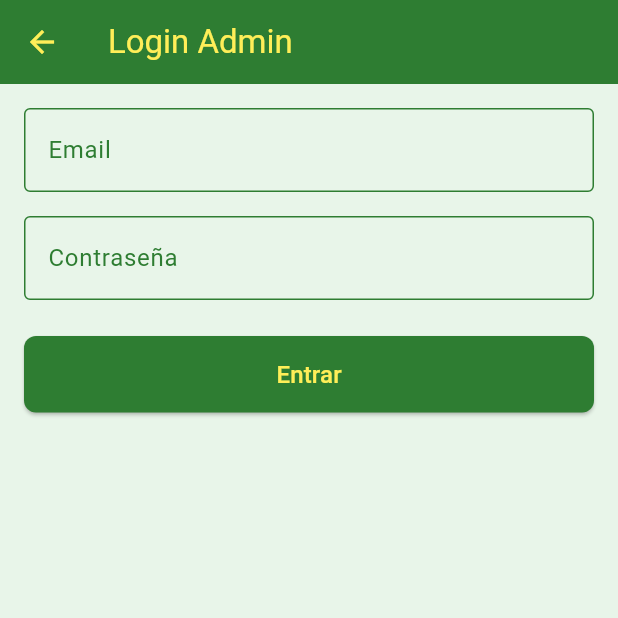
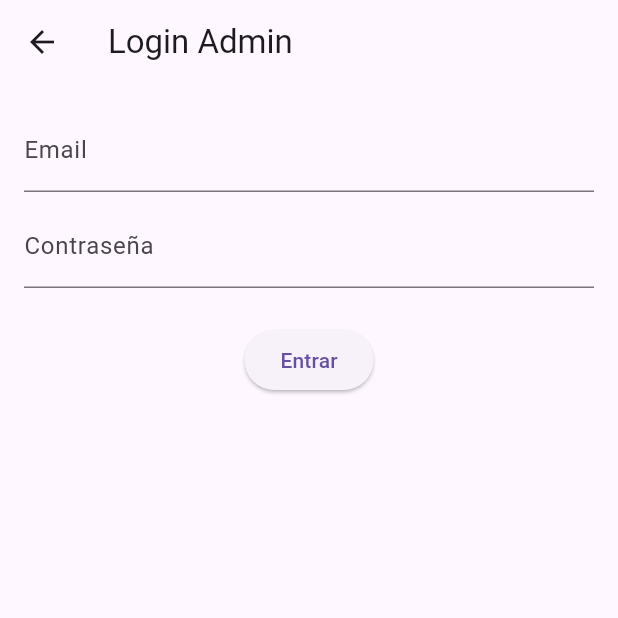
Before and after one commit to Fabioodom/appemails, a Flutter app: the LoginScreen screen opened by its route, on a phone screen of 412 x 824 dp, the top half of it. Run offline on Flutter 3.47's test engine with Material 3 defaults, Android fonts, the phone set to English and light mode, and no system bars; our stand-ins replace cloud_firestore, firebase_auth, firebase_core, shared_preferences; missing offline and left inert: firebase_auth_web; accounts and stored records are empty.

Commit message:
prueba11

```diff
--- a/lib/screens/login_screen.dart
+++ b/lib/screens/login_screen.dart
@@ -1,11 +1,8 @@
 // lib/screens/login_screen.dart
 
 import 'package:flutter/material.dart';
-import 'package:firebase_core/firebase_core.dart';
+import 'package:firebase_auth/firebase_auth.dart';
 import 'package:cloud_firestore/cloud_firestore.dart';
-import 'package:firebase_auth/firebase_auth.dart';
-import '../utils/validators.dart';
-import '../../firebase_options.dart'; // Ajusta la ruta según tu estructura
 
 class LoginScreen extends StatefulWidget {
   @override
@@ -13,26 +10,9 @@ class LoginScreen extends StatefulWidget {
 }
 
 class _LoginScreenState extends State<LoginScreen> {
-  final _formKey = GlobalKey<FormState>();
   final _emailCtrl = TextEditingController();
-  final _passCtrl = TextEditingController();
+  final _passCtrl  = TextEditingController();
   bool _loading = false;
-
-  late final Future<FirebaseApp> _initFirebase;
-
-  // Colores del estilo de la app
-  static const Color _kGreen      = Color(0xFF2E7D32);
-  static const Color _kLightGreen = Color(0xFFE8F5E9);
-  static const Color _kYellow     = Color(0xFFFFEE58);
-
-  @override
-  void initState() {
-    super.initState();
-    // Inicializamos Firebase
-    _initFirebase = Firebase.initializeApp(
-      options: DefaultFirebaseOptions.currentPlatform,
-    );
-  }
 
   @override
   void dispose() {
@@ -42,161 +22,81 @@ class _LoginScreenState extends State<LoginScreen> {
   }
 
   Future<void> _login() async {
-    // 1) Validar formulario de forma segura
-    final form = _formKey.currentState;
-    if (form == null || !form.validate()) return;
-
     setState(() => _loading = true);
 
     try {
-      // 2) Intentar login
+      // 1) Intentar login con email + password
       final cred = await FirebaseAuth.instance
           .signInWithEmailAndPassword(
             email: _emailCtrl.text.trim(),
             password: _passCtrl.text.trim(),
           );
 
-      // 3) Comprobar que cred.user no sea null
       final user = cred.user;
       if (user == null) {
-        throw Exception('No se pudo obtener datos del usuario.');
+        throw Exception('Usuario no encontrado tras autenticar.');
       }
 
-      // 4) Leer en Firestore admins/{uid}
+      // 2) Comprobar si existe en admins/{uid}
       final adminDoc = await FirebaseFirestore.instance
           .collection('admins')
           .doc(user.uid)
           .get();
 
       if (adminDoc.exists) {
-        // Es admin: navegar y reemplazar la pila
+        // 3a) Es admin → entrar
         Navigator.of(context).pushReplacementNamed('/admin');
       } else {
-        // No es admin: cerrar sesión y avisar
+        // 3b) No es admin → cerrar sesión
         await FirebaseAuth.instance.signOut();
-        _showSnack('Usuario no autorizado como admin', isError: true);
+        _showError('No autorizado como admin');
       }
     } on FirebaseAuthException catch (e) {
-      // Errores específicos de Auth
-      _showSnack(_authErrorMessage(e), isError: true);
+      _showError('Credenciales inválidas');
     } catch (e) {
-      // Cualquier otro error
-      _showSnack('Error inesperado: $e', isError: true);
+      _showError('Error inesperado');
     } finally {
       setState(() => _loading = false);
     }
   }
 
-  /// Muestra un SnackBar con mensaje y color según sea error o no
-  void _showSnack(String mensaje, {bool isError = false}) {
+  void _showError(String msg) {
     ScaffoldMessenger.of(context).showSnackBar(
-      SnackBar(
-        content: Text(mensaje),
-        backgroundColor: isError ? Colors.redAccent : _kYellow,
-      ),
-    );
-  }
-
-  /// Traduce códigos de FirebaseAuthException a mensajes de usuario
-  String _authErrorMessage(FirebaseAuthException e) {
-    if (e.code == 'user-not-found' || e.code == 'wrong-password') {
-      return 'Credenciales no válidas';
-    }
-    return 'Error en login: ${e.message ?? e.code}';
-  }
-
-  InputDecoration _buildDecoration(String label) {
-    return InputDecoration(
-      filled: true,
-      fillColor: _kLightGreen,
-      labelText: label,
-      labelStyle: TextStyle(color: _kGreen),
-      border: OutlineInputBorder(),
-      enabledBorder: OutlineInputBorder(
-        borderSide: BorderSide(color: _kGreen),
-      ),
-      focusedBorder: OutlineInputBorder(
-        borderSide: BorderSide(color: _kYellow, width: 2),
-      ),
+      SnackBar(content: Text(msg), backgroundColor: Colors.redAccent),
     );
   }
 
   @override
   Widget build(BuildContext context) {
-    return FutureBuilder<FirebaseApp>(
-      future: _initFirebase,
-      builder: (context, snapshot) {
-        if (snapshot.connectionState != ConnectionState.done) {
-          return const Scaffold(
-            body: Center(child: CircularProgressIndicator()),
-          );
-        }
     return Scaffold(
-          backgroundColor: _kLightGreen,
-          appBar: AppBar(
-            backgroundColor: _kGreen,
-            iconTheme: IconThemeData(color: _kYellow),
-            title: Text(
-              'Login Admin',
-              style: TextStyle(color: _kYellow),
-            ),
-          ),
+      appBar: AppBar(title: Text('Login Admin')),
       body: Padding(
         padding: const EdgeInsets.all(16),
-            child: Form(
-              key: _formKey,
         child: Column(
           children: [
-                  TextFormField(
+            TextField(
               controller: _emailCtrl,
-                    decoration: _buildDecoration('Email'),
-                    keyboardType: TextInputType.emailAddress,
-                    validator: (v) =>
-                        Validators.isEmail(v) ? null : 'Email no válido',
+              decoration: InputDecoration(labelText: 'Email'),
             ),
-                  const SizedBox(height: 16),
-                  TextFormField(
+            SizedBox(height: 8),
+            TextField(
               controller: _passCtrl,
-                    decoration: _buildDecoration('Contraseña'),
+              decoration: InputDecoration(labelText: 'Contraseña'),
               obscureText: true,
-                    validator: (v) =>
-                        Validators.isNotEmpty(v) ? null : 'Requerido',
             ),
-                  const SizedBox(height: 24),
-                  SizedBox(
-                    width: double.infinity,
-                    child: ElevatedButton(
+            SizedBox(height: 24),
+            ElevatedButton(
               onPressed: _loading ? null : _login,
-                      style: ElevatedButton.styleFrom(
-                        backgroundColor: _kGreen,
-                        foregroundColor: _kYellow,
-                        shape: RoundedRectangleBorder(
-                          borderRadius: BorderRadius.circular(8),
-                        ),
-                        padding: const EdgeInsets.symmetric(vertical: 14),
-                      ),
               child: _loading
                   ? SizedBox(
-                              width: 20,
-                              height: 20,
-                              child: CircularProgressIndicator(
-                                strokeWidth: 2,
-                                valueColor:
-                                    AlwaysStoppedAnimation<Color>(_kYellow),
-                              ),
+                      width: 20, height: 20,
+                      child: CircularProgressIndicator(strokeWidth: 2),
                     )
-                          : Text(
-                              'Entrar',
-                              style: TextStyle(fontSize: 16),
-                            ),
-                    ),
+                  : Text('Entrar'),
             ),
           ],
         ),
       ),
-          ),
-        );
-      },
     );
   }
 }
```
Also changed, not shown: 3 other files. Lines whose indentation alone changed are shown as unchanged.
